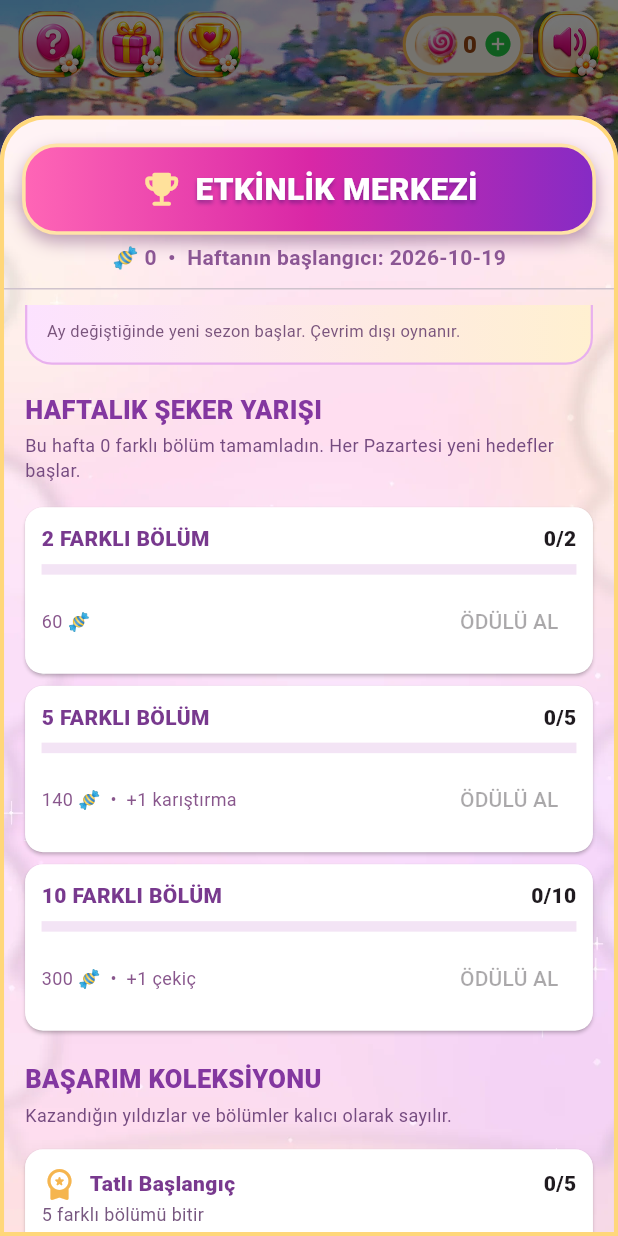
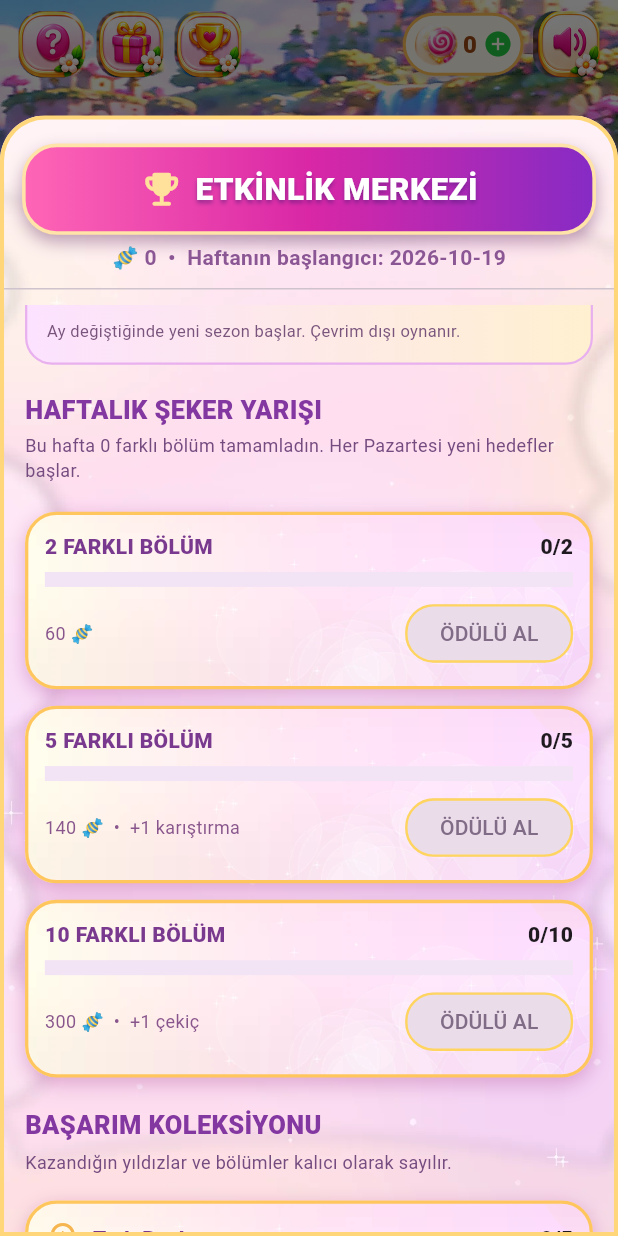
Before and after one commit to fdinc1899/seker-bahcesi, a Flutter app: the screen it shows after launch, item 3 of the bottom bar chosen, scrolled down 1152 dp, on a phone screen of 412 x 824 dp. Run offline on Flutter 3.47's test engine with Material 3 defaults, Android fonts, the phone set to English and light mode, and no system bars; our stand-ins replace audioplayers, flutter_tts, shared_preferences.

Commit message:
feat: V15.9 premium weekly challenge and achievements panels

```diff
--- a/lib/main.dart
+++ b/lib/main.dart
@@ -1251,7 +1251,21 @@ class _SugarGardenState extends State<SugarGarden>
     final label = '${tier.reward.coins} 🍬'
         '${tier.reward.hammers > 0 ? '  •  +${tier.reward.hammers} çekiç' : ''}'
         '${tier.reward.shuffles > 0 ? '  •  +${tier.reward.shuffles} karıştırma' : ''}';
-    return Card(color: Colors.white, margin: const EdgeInsets.only(top: 8),
+    // V159_WEEKLY_BADGE_SKIN - interactive content is unchanged.
+    return Container(
+      margin: const EdgeInsets.only(top: 11),
+      decoration: BoxDecoration(
+        borderRadius: BorderRadius.circular(21),
+        gradient: const LinearGradient(
+          begin: Alignment.topLeft, end: Alignment.bottomRight,
+          colors: [Color(0xFFFFF6DB), Color(0xFFFFDEEF), Color(0xFFF1C9FA)]),
+        image: const DecorationImage(
+          image: AssetImage('assets/images/v15_9_premium_card.webp'),
+          fit: BoxFit.cover),
+        border: Border.all(color: const Color(0xFFFFC65E), width: 2.2),
+        boxShadow: const [BoxShadow(color: Color(0x55A43B89),
+          blurRadius: 10, offset: Offset(0, 4))],
+      ),
       child: Padding(padding: const EdgeInsets.all(11), child: Column(
         crossAxisAlignment: CrossAxisAlignment.start,
         children: [
@@ -1265,14 +1279,24 @@ class _SugarGardenState extends State<SugarGarden>
           const SizedBox(height: 7),
           LinearProgressIndicator(
             value: (progress / tier.goal).clamp(0.0, 1.0).toDouble(),
-            minHeight: 7, backgroundColor: const Color(0xFFF3E4F5),
-            color: const Color(0xFFE979C3)),
+            minHeight: 10, backgroundColor: const Color(0xFFF3E4F5),
+            color: const Color(0xFFE839A9)),
           const SizedBox(height: 7),
           Row(children: [
             Expanded(child: Text(label,
               style: const TextStyle(fontSize: 12, color: Color(0xFF88568C)))),
-            TextButton(
+            FilledButton(
               key: ValueKey('v7-weekly-$index'),
+              style: FilledButton.styleFrom(
+                backgroundColor: const Color(0xFFCE31B0),
+                foregroundColor: Colors.white,
+                disabledBackgroundColor: const Color(0xFFEBDCEA),
+                disabledForegroundColor: const Color(0xFF806C86),
+                padding: const EdgeInsets.symmetric(horizontal: 13, vertical: 9),
+                minimumSize: const Size(112, 39),
+                shape: RoundedRectangleBorder(
+                  borderRadius: BorderRadius.circular(19),
+                  side: const BorderSide(color: Color(0xFFFFD45F), width: 1.6))),
               onPressed: canClaim ? () => _claimV7Week(index, refresh) : null,
               child: Text(done ? 'ALINDI ✓' : 'ÖDÜLÜ AL'),
             ),
@@ -1286,7 +1310,21 @@ class _SugarGardenState extends State<SugarGarden>
     final progress = v7BadgeProgress(badge, _stars);
     final done = _v7.claimedBadges.contains(badge.id);
     final canClaim = _v7.canClaimBadge(badge, _stars);
-    return Card(color: Colors.white, margin: const EdgeInsets.only(top: 8),
+    // V159_WEEKLY_BADGE_SKIN - interactive content is unchanged.
+    return Container(
+      margin: const EdgeInsets.only(top: 11),
+      decoration: BoxDecoration(
+        borderRadius: BorderRadius.circular(21),
+        gradient: const LinearGradient(
+          begin: Alignment.topLeft, end: Alignment.bottomRight,
+          colors: [Color(0xFFFFF6DB), Color(0xFFFFDEEF), Color(0xFFF1C9FA)]),
+        image: const DecorationImage(
+          image: AssetImage('assets/images/v15_9_premium_card.webp'),
+          fit: BoxFit.cover),
+        border: Border.all(color: const Color(0xFFFFC65E), width: 2.2),
+        boxShadow: const [BoxShadow(color: Color(0x55A43B89),
+          blurRadius: 10, offset: Offset(0, 4))],
+      ),
       child: Padding(padding: const EdgeInsets.all(11), child: Column(
         crossAxisAlignment: CrossAxisAlignment.start,
         children: [
@@ -1305,14 +1343,24 @@ class _SugarGardenState extends State<SugarGarden>
           const SizedBox(height: 7),
           LinearProgressIndicator(
             value: (progress / badge.goal).clamp(0.0, 1.0).toDouble(),
-            minHeight: 6, backgroundColor: const Color(0xFFF3E4F5),
-            color: const Color(0xFFEFB859)),
+            minHeight: 10, backgroundColor: const Color(0xFFF3E4F5),
+            color: const Color(0xFFFFB52C)),
           Row(children: [
             Expanded(child: Text('+${badge.reward.coins} 🍬',
               style: const TextStyle(fontWeight: FontWeight.w700,
                   color: Color(0xFF88568C)))),
-            TextButton(
+            FilledButton(
               key: ValueKey('v7-badge-${badge.id}'),
+              style: FilledButton.styleFrom(
+                backgroundColor: const Color(0xFFCE31B0),
+                foregroundColor: Colors.white,
+                disabledBackgroundColor: const Color(0xFFEBDCEA),
+                disabledForegroundColor: const Color(0xFF806C86),
+                padding: const EdgeInsets.symmetric(horizontal: 13, vertical: 9),
+                minimumSize: const Size(112, 39),
+                shape: RoundedRectangleBorder(
+                  borderRadius: BorderRadius.circular(19),
+                  side: const BorderSide(color: Color(0xFFFFD45F), width: 1.6))),
               onPressed: canClaim ? () => _claimV7Badge(badge, refresh) : null,
               child: Text(done ? 'ALINDI ✓' : 'ROZETİ AL'),
             ),
--- a/pubspec.yaml
+++ b/pubspec.yaml
@@ -1,7 +1,7 @@
 name: seker_bahcesi
 description: Ozgun, animasyonlu, bolumlu Turkce seker eslestirme oyunu.
 publish_to: 'none'
-version: 2.8.8+27
+version: 2.8.9+28
 environment:
   sdk: '>=3.4.0 <4.0.0'
 
```
Also changed, not shown: assets/images/v15_9_premium_card.webp (added).
